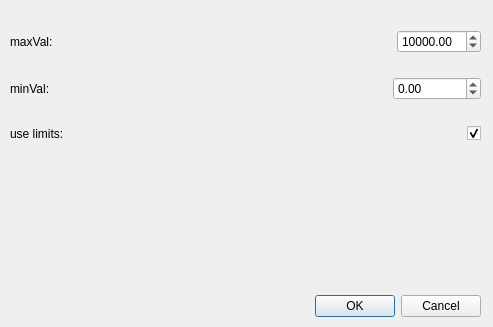
Qt form app/widgets/generalsettings.ui (Tilagiho/eNoseAnnotator) before a commit.
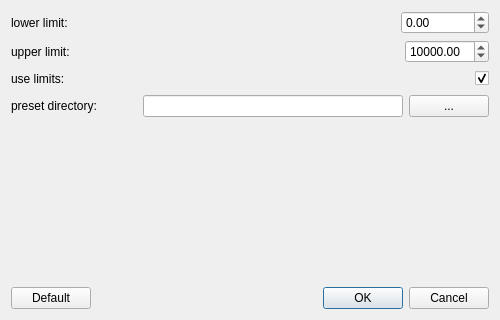
The same form after that commit.

Patch:
```diff
--- a/app/widgets/generalsettings.ui
+++ b/app/widgets/generalsettings.ui
@@ -6,76 +6,22 @@
    <rect>
     <x>0</x>
     <y>0</y>
-    <width>493</width>
-    <height>327</height>
+    <width>500</width>
+    <height>320</height>
    </rect>
   </property>
+  <property name="minimumSize">
+   <size>
+    <width>500</width>
+    <height>0</height>
+   </size>
+  </property>
   <property name="windowTitle">
    <string>Dialog</string>
   </property>
-  <widget class="QDialogButtonBox" name="buttonBox">
-   <property name="geometry">
-    <rect>
-     <x>10</x>
-     <y>290</y>
-     <width>471</width>
-     <height>32</height>
-    </rect>
-   </property>
-   <property name="orientation">
-    <enum>Qt::Horizontal</enum>
-   </property>
-   <property name="standardButtons">
-    <set>QDialogButtonBox::Cancel|QDialogButtonBox::Ok</set>
-   </property>
-  </widget>
-  <widget class="QWidget" name="layoutWidget">
-   <property name="geometry">
-    <rect>
-     <x>10</x>
-     <y>12</y>
-     <width>471</width>
-     <height>151</height>
-    </rect>
-   </property>
+  <layout class="QGridLayout" name="gridLayout">
+   <item row="0" column="0" colspan="2">
    <layout class="QVBoxLayout" name="verticalLayout">
-    <item>
-     <layout class="QHBoxLayout" name="horizontalLayout">
-      <item>
-       <widget class="QLabel" name="label">
-        <property name="toolTip">
-         <string>&lt;html&gt;&lt;head/&gt;&lt;body&gt;&lt;p&gt;Sensor values &amp;gt; maxVal will  not be displayed in the absolute graph. Also a sensor failure will be triggered.&lt;/p&gt;&lt;/body&gt;&lt;/html&gt;</string>
-        </property>
-        <property name="text">
-         <string>maxVal:</string>
-        </property>
-       </widget>
-      </item>
-      <item>
-       <spacer name="horizontalSpacer">
-        <property name="orientation">
-         <enum>Qt::Horizontal</enum>
-        </property>
-        <property name="sizeHint" stdset="0">
-         <size>
-          <width>40</width>
-          <height>20</height>
-         </size>
-        </property>
-       </spacer>
-      </item>
-      <item>
-       <widget class="QDoubleSpinBox" name="maxValSpinBox">
-        <property name="maximum">
-         <double>1000000000.000000000000000</double>
-        </property>
-        <property name="value">
-         <double>10000.000000000000000</double>
-        </property>
-       </widget>
-      </item>
-     </layout>
-    </item>
     <item>
      <layout class="QHBoxLayout" name="horizontalLayout_3">
       <item>
@@ -84,7 +30,7 @@
          <string>&lt;html&gt;&lt;head/&gt;&lt;body&gt;&lt;p&gt;Sensor values &amp;lt; minVal will not be displayed in the absolute graph. Also a sensor value will be triggered.&lt;/p&gt;&lt;/body&gt;&lt;/html&gt;</string>
         </property>
         <property name="text">
-         <string>minVal:</string>
+          <string>lower limit:</string>
         </property>
        </widget>
       </item>
@@ -116,6 +62,43 @@
       </item>
      </layout>
     </item>
+     <item>
+      <layout class="QHBoxLayout" name="horizontalLayout">
+       <item>
+        <widget class="QLabel" name="label">
+         <property name="toolTip">
+          <string>&lt;html&gt;&lt;head/&gt;&lt;body&gt;&lt;p&gt;Sensor resistances higher than the upper limit trigger a sensor failure flag, if use limits is activated.&lt;/p&gt;&lt;/body&gt;&lt;/html&gt;</string>
+         </property>
+         <property name="text">
+          <string>upper limit:</string>
+         </property>
+        </widget>
+       </item>
+       <item>
+        <spacer name="horizontalSpacer">
+         <property name="orientation">
+          <enum>Qt::Horizontal</enum>
+         </property>
+         <property name="sizeHint" stdset="0">
+          <size>
+           <width>40</width>
+           <height>20</height>
+          </size>
+         </property>
+        </spacer>
+       </item>
+       <item>
+        <widget class="QDoubleSpinBox" name="maxValSpinBox">
+         <property name="maximum">
+          <double>1000000000.000000000000000</double>
+         </property>
+         <property name="value">
+          <double>10000.000000000000000</double>
+         </property>
+        </widget>
+       </item>
+      </layout>
+     </item>
     <item>
      <layout class="QHBoxLayout" name="horizontalLayout_4">
       <item>
@@ -153,8 +136,88 @@
       </item>
      </layout>
     </item>
-   </layout>
-  </widget>
+     <item>
+      <layout class="QHBoxLayout" name="horizontalLayout_5">
+       <item>
+        <widget class="QLabel" name="presetDirLabel">
+         <property name="toolTip">
+          <string>&lt;html&gt;&lt;head/&gt;&lt;body&gt;&lt;p&gt;Ignore maxVal and minVal if unchecked.&lt;/p&gt;&lt;/body&gt;&lt;/html&gt;</string>
+         </property>
+         <property name="text">
+          <string>preset directory:</string>
+         </property>
+        </widget>
+       </item>
+       <item>
+        <spacer name="horizontalSpacer_5">
+         <property name="orientation">
+          <enum>Qt::Horizontal</enum>
+         </property>
+         <property name="sizeType">
+          <enum>QSizePolicy::Minimum</enum>
+         </property>
+         <property name="sizeHint" stdset="0">
+          <size>
+           <width>40</width>
+           <height>20</height>
+          </size>
+         </property>
+        </spacer>
+       </item>
+       <item>
+        <widget class="QLineEdit" name="presetDirlineEdit"/>
+       </item>
+       <item>
+        <widget class="QPushButton" name="presetDirPushButton">
+         <property name="toolTip">
+          <string>&lt;html&gt;&lt;head/&gt;&lt;body&gt;&lt;p&gt;Select preset directory&lt;/p&gt;&lt;/body&gt;&lt;/html&gt;</string>
+         </property>
+         <property name="text">
+          <string>...</string>
+         </property>
+         <property name="checked">
+          <bool>false</bool>
+         </property>
+        </widget>
+       </item>
+      </layout>
+     </item>
+    </layout>
+   </item>
+   <item row="1" column="1">
+    <spacer name="verticalSpacer">
+     <property name="orientation">
+      <enum>Qt::Vertical</enum>
+     </property>
+     <property name="sizeHint" stdset="0">
+      <size>
+       <width>20</width>
+       <height>137</height>
+      </size>
+     </property>
+    </spacer>
+   </item>
+   <item row="2" column="0">
+    <widget class="QPushButton" name="defaultPushButton">
+     <property name="toolTip">
+      <string>&lt;html&gt;&lt;head/&gt;&lt;body&gt;&lt;p&gt;Restore default settings&lt;/p&gt;&lt;/body&gt;&lt;/html&gt;</string>
+     </property>
+     <property name="text">
+      <string>Default</string>
+     </property>
+    </widget>
+   </item>
+   <item row="2" column="1">
+    <widget class="QDialogButtonBox" name="buttonBox">
+     <property name="orientation">
+      <enum>Qt::Horizontal</enum>
+     </property>
+     <property name="standardButtons">
+      <set>QDialogButtonBox::Cancel|QDialogButtonBox::Ok</set>
+     </property>
+    </widget>
+   </item>
+  </layout>
  </widget>
  <resources/>
  <connections>
```
Left out of the diff: 4 changed lines with no effect on the pictures. Lines whose indentation alone changed are shown as unchanged.
